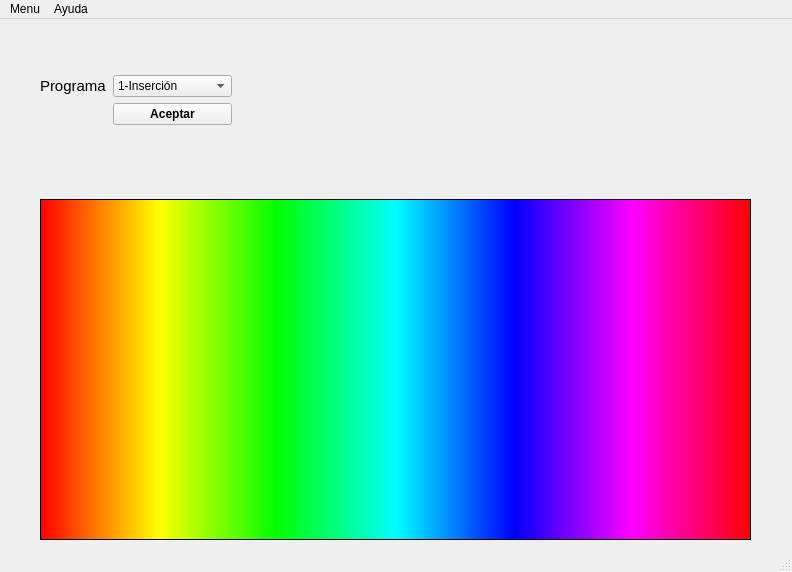
Above: AppMenu/mainwindow.ui from Gatovsky/AppMenu before the change. Below: the same form after it.
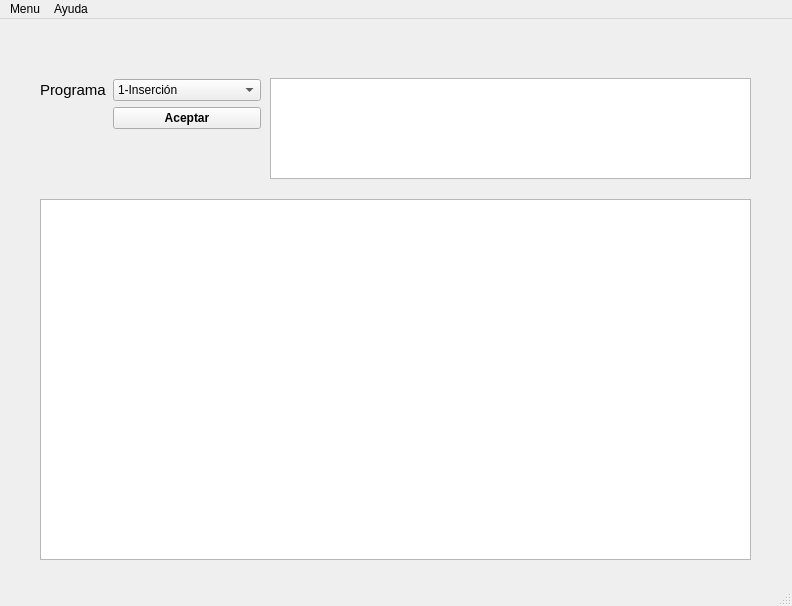
That is the form after the change. Icons and pictures are not drawn.

Commit message: Se han creado acciones para la barra de menú, se agregó un textEdit para visualizar el código de ordenamiento utilizado; se reemplazó el label por textEdit. Se agregaron nuevos iconos

Patch:
```diff
--- a/AppMenu/mainwindow.ui
+++ b/AppMenu/mainwindow.ui
@@ -7,46 +7,26 @@
     <x>0</x>
     <y>0</y>
     <width>792</width>
-    <height>572</height>
+    <height>606</height>
    </rect>
   </property>
   <property name="windowTitle">
    <string>MainWindow</string>
   </property>
   <property name="toolButtonStyle">
-   <enum>Qt::ToolButtonFollowStyle</enum>
+   <enum>Qt::ToolButtonIconOnly</enum>
   </property>
   <property name="unifiedTitleAndToolBarOnMac">
    <bool>false</bool>
   </property>
   <widget class="QWidget" name="centralwidget">
-   <widget class="QLabel" name="salidaResultado">
-    <property name="geometry">
-     <rect>
-      <x>300</x>
-      <y>30</y>
-      <width>441</width>
-      <height>111</height>
-     </rect>
-    </property>
-    <property name="font">
-     <font>
-      <pointsize>10</pointsize>
-      <weight>75</weight>
-      <bold>true</bold>
-     </font>
-    </property>
-    <property name="text">
-     <string/>
-    </property>
-   </widget>
    <widget class="QWidget" name="layoutWidget">
     <property name="geometry">
      <rect>
       <x>40</x>
-      <y>56</y>
-      <width>192</width>
-      <height>60</height>
+      <y>60</y>
+      <width>221</width>
+      <height>101</height>
      </rect>
     </property>
     <layout class="QFormLayout" name="formLayout">
@@ -55,7 +35,6 @@
        <property name="font">
         <font>
          <pointsize>11</pointsize>
-         <weight>50</weight>
          <bold>false</bold>
         </font>
        </property>
@@ -87,7 +66,6 @@
       <widget class="QPushButton" name="botonEntrada">
        <property name="font">
         <font>
-         <weight>75</weight>
          <bold>true</bold>
         </font>
        </property>
@@ -98,40 +76,37 @@
      </item>
     </layout>
    </widget>
-   <widget class="QScrollArea" name="scrollCodigo">
+   <widget class="QTextEdit" name="textCodigo">
     <property name="geometry">
      <rect>
       <x>40</x>
       <y>180</y>
       <width>711</width>
-      <height>341</height>
+      <height>361</height>
      </rect>
     </property>
-    <property name="styleSheet">
-     <string notr="true">background-color: qlineargradient(spread:pad, x1:0, y1:0, x2:1, y2:0, stop:0 rgba(255, 0, 0, 255), stop:0.166 rgba(255, 255, 0, 255), stop:0.333 rgba(0, 255, 0, 255), stop:0.5 rgba(0, 255, 255, 255), stop:0.666 rgba(0, 0, 255, 255), stop:0.833 rgba(255, 0, 255, 255), stop:1 rgba(255, 0, 0, 255));</string>
+    <property name="font">
+     <font>
+      <family>Cascadia Code PL</family>
+      <pointsize>11</pointsize>
+     </font>
     </property>
-    <property name="frameShape">
-     <enum>QFrame::StyledPanel</enum>
+   </widget>
+   <widget class="QTextEdit" name="salidaResultado">
+    <property name="geometry">
+     <rect>
+      <x>270</x>
+      <y>59</y>
+      <width>481</width>
+      <height>101</height>
+     </rect>
     </property>
-    <property name="frameShadow">
-     <enum>QFrame::Sunken</enum>
+    <property name="font">
+     <font>
+      <pointsize>10</pointsize>
+      <bold>true</bold>
+     </font>
     </property>
-    <property name="lineWidth">
-     <number>4</number>
-    </property>
-    <property name="widgetResizable">
-     <bool>true</bool>
-    </property>
-    <widget class="QWidget" name="scrollAreaWidgetContents">
-     <property name="geometry">
-      <rect>
-       <x>0</x>
-       <y>0</y>
-       <width>709</width>
-       <height>339</height>
-      </rect>
-     </property>
-    </widget>
    </widget>
   </widget>
   <widget class="QMenuBar" name="menubar">
```
Left out of the diff: 49 changed lines with no effect on the pictures. The commit also changes 35 other files.
